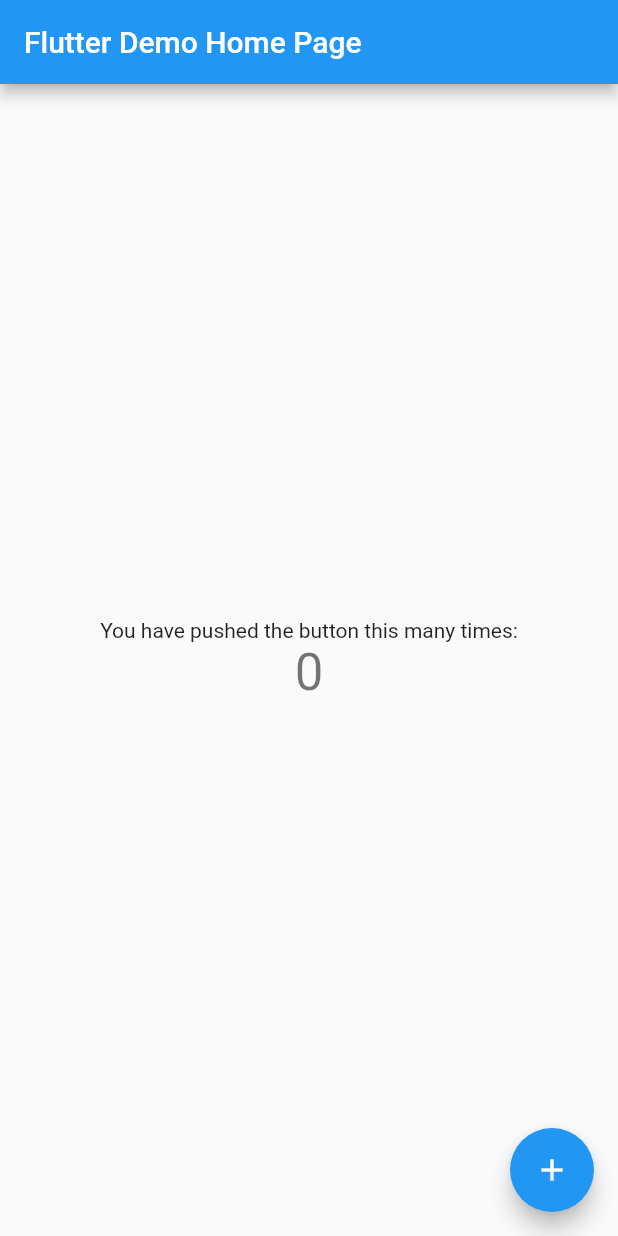
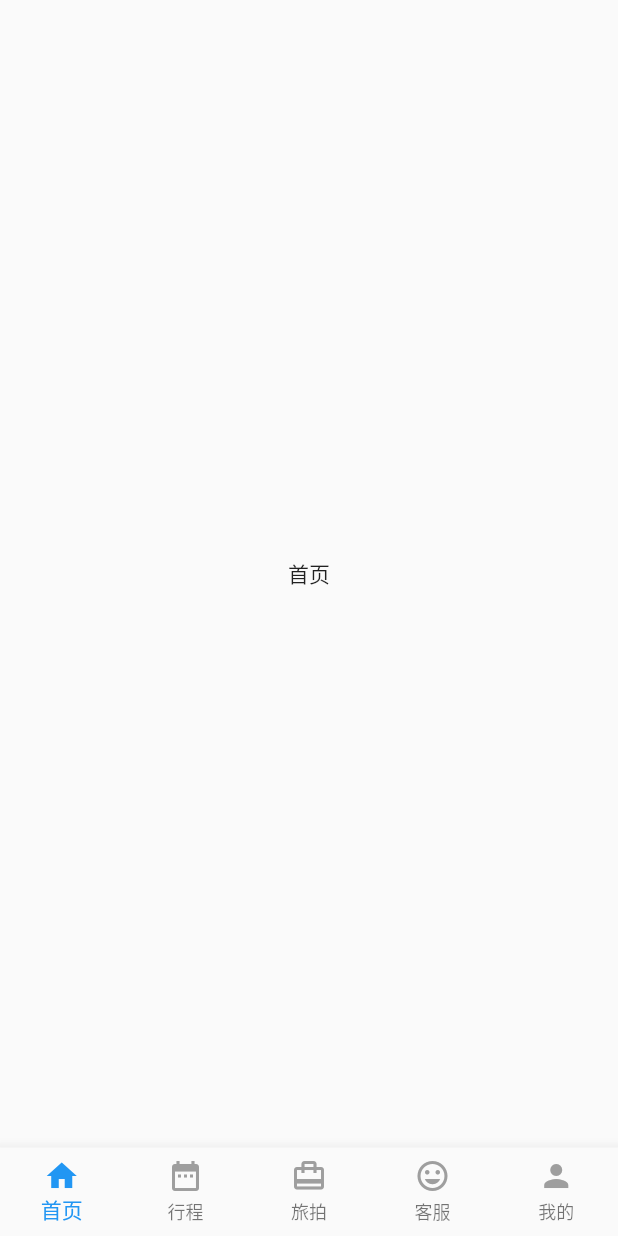
Before and after one commit to aeronxie/Flutter_Ctrip, a Flutter app: the screen it shows after launch, on a phone screen of 412 x 824 dp. Run offline on Flutter 3.47's test engine with Material 2 defaults, Android fonts, the phone set to English and light mode, and no system bars.

Commit message:
add bottomTab

```diff
--- a/flutter_ctrip/lib/main.dart
+++ b/flutter_ctrip/lib/main.dart
@@ -1,111 +1,18 @@
 import 'package:flutter/material.dart';
+import 'package:flutter_ctrip/navigator/tab_navigation.dart';
 
-void main() => runApp(MyApp());
+void main() => runApp(Ctrip());
 
-class MyApp extends StatelessWidget {
+class Ctrip extends StatelessWidget {
   // This widget is the root of your application.
   @override
   Widget build(BuildContext context) {
     return MaterialApp(
       title: 'Flutter Demo',
       theme: ThemeData(
-        // This is the theme of your application.
-        //
-        // Try running your application with "flutter run". You'll see the
-        // application has a blue toolbar. Then, without quitting the app, try
-        // changing the primarySwatch below to Colors.green and then invoke
-        // "hot reload" (press "r" in the console where you ran "flutter run",
-        // or simply save your changes to "hot reload" in a Flutter IDE).
-        // Notice that the counter didn't reset back to zero; the application
-        // is not restarted.
         primarySwatch: Colors.blue,
       ),
-      home: MyHomePage(title: 'Flutter Demo Home Page'),
+      home: TabNavigation()
     );
   }
 }
-
-class MyHomePage extends StatefulWidget {
-  MyHomePage({Key key, this.title}) : super(key: key);
-
-  // This widget is the home page of your application. It is stateful, meaning
-  // that it has a State object (defined below) that contains fields that affect
-  // how it looks.
-
-  // This class is the configuration for the state. It holds the values (in this
-  // case the title) provided by the parent (in this case the App widget) and
-  // used by the build method of the State. Fields in a Widget subclass are
-  // always marked "final".
-
-  final String title;
-
-  @override
-  _MyHomePageState createState() => _MyHomePageState();
-}
-
-class _MyHomePageState extends State<MyHomePage> {
-  int _counter = 0;
-
-  void _incrementCounter() {
-    setState(() {
-      // This call to setState tells the Flutter framework that something has
-      // changed in this State, which causes it to rerun the build method below
-      // so that the display can reflect the updated values. If we changed
-      // _counter without calling setState(), then the build method would not be
-      // called again, and so nothing would appear to happen.
-      _counter++;
-    });
-  }
-
-  @override
-  Widget build(BuildContext context) {
-    // This method is rerun every time setState is called, for instance as done
-    // by the _incrementCounter method above.
-    //
-    // The Flutter framework has been optimized to make rerunning build methods
-    // fast, so that you can just rebuild anything that needs updating rather
-    // than having to individually change instances of widgets.
-    return Scaffold(
-      appBar: AppBar(
-        // Here we take the value from the MyHomePage object that was created by
-        // the App.build method, and use it to set our appbar title.
-        title: Text(widget.title),
-      ),
-      body: Center(
-        // Center is a layout widget. It takes a single child and positions it
-        // in the middle of the parent.
-        child: Column(
-          // Column is also layout widget. It takes a list of children and
-          // arranges them vertically. By default, it sizes itself to fit its
-          // children horizontally, and tries to be as tall as its parent.
-          //
-          // Invoke "debug painting" (press "p" in the console, choose the
-          // "Toggle Debug Paint" action from the Flutter Inspector in Android
-          // Studio, or the "Toggle Debug Paint" command in Visual Studio Code)
-          // to see the wireframe for each widget.
-          //
-          // Column has various properties to control how it sizes itself and
-          // how it positions its children. Here we use mainAxisAlignment to
-          // center the children vertically; the main axis here is the vertical
-          // axis because Columns are vertical (the cross axis would be
-          // horizontal).
-          mainAxisAlignment: MainAxisAlignment.center,
-          children: <Widget>[
-            Text(
-              'You have pushed the button this many times:',
-            ),
-            Text(
-              '$_counter',
-              style: Theme.of(context).textTheme.display1,
-            ),
-          ],
-        ),
-      ),
-      floatingActionButton: FloatingActionButton(
-        onPressed: _incrementCounter,
-        tooltip: 'Increment',
-        child: Icon(Icons.add),
-      ), // This trailing comma makes auto-formatting nicer for build methods.
-    );
-  }
-}
--- /dev/null
+++ b/flutter_ctrip/lib/navigator/tab_navigation.dart
@@ -0,0 +1,70 @@
+import 'package:flutter/material.dart';
+import 'package:flutter_ctrip/pages/journey_take_page.dart';
+import 'package:flutter_ctrip/pages/home_page.dart';
+import 'package:flutter_ctrip/pages/my_page.dart';
+import 'package:flutter_ctrip/pages/customer_service_page.dart';
+import 'package:flutter_ctrip/pages/itinerary_page.dart';
+
+class TabNavigation extends StatefulWidget {
+  @override
+  _TabNavigationState createState() => _TabNavigationState();
+}
+
+class _TabNavigationState extends State<TabNavigation> {
+  final Color _defaultColor = Colors.grey;
+  final Color _activeColor = Colors.blue;
+
+  int _currentIndex = 0;
+  final _pageController = PageController(initialPage: 0);
+
+  final Map<String,IconData> _items_map = {
+    "首页":Icons.home,
+    "行程":Icons.date_range,
+    "旅拍":Icons.card_travel,
+    "客服":Icons.mood,
+    "我的":Icons.person
+  };
+
+  @override
+  Widget build(BuildContext context) {
+    return Scaffold(
+      body: PageView(
+        physics: NeverScrollableScrollPhysics(),
+        children: <Widget>[
+          HomePage(),
+          ItineraryPage(),
+          JourneyTakePage(),
+          ServiePage(),
+          MyPage()
+        ],
+        controller: _pageController,
+      ),
+      bottomNavigationBar: BottomNavigationBar(
+        items: _items(),
+        selectedItemColor: _activeColor,
+        currentIndex: _currentIndex,
+        type: BottomNavigationBarType.fixed,
+        onTap: (index){
+          _pageController.jumpToPage(index);
+          setState(() {
+            _currentIndex = index;
+          });
+        },
+      ),
+    );
+  }
+
+  BottomNavigationBarItem _buildBarItem (String name,IconData icon) {
+    return BottomNavigationBarItem(
+      icon: Icon(icon,color: _defaultColor),
+      activeIcon: Icon(icon,color: _activeColor),
+      title: Text(name)
+    );
+  }
+
+  List<BottomNavigationBarItem> _items () {
+    List<BottomNavigationBarItem> items = [];
+    _items_map.forEach((name,icon){items.add(_buildBarItem(name,icon));});
+    return items;
+  }
+}
--- /dev/null
+++ b/flutter_ctrip/lib/pages/home_page.dart
@@ -0,0 +1,17 @@
+import 'package:flutter/material.dart';
+
+class HomePage extends StatefulWidget {
+  @override
+  _HomePageState createState() => _HomePageState();
+}
+
+class _HomePageState extends State<HomePage> {
+  @override
+  Widget build(BuildContext context) {
+    return Container(
+      child: Center(
+        child: Text("首页"),
+      ),
+    );
+  }
+}
```
Also changed, not shown: flutter_ctrip/lib/pages/customer_service_page.dart (added, +17 -0 lines), flutter_ctrip/lib/pages/itinerary_page.dart (added, +17 -0 lines), flutter_ctrip/lib/pages/journey_take_page.dart (added, +17 -0 lines), flutter_ctrip/lib/pages/my_page.dart (added, +17 -0 lines), 2 other files.
